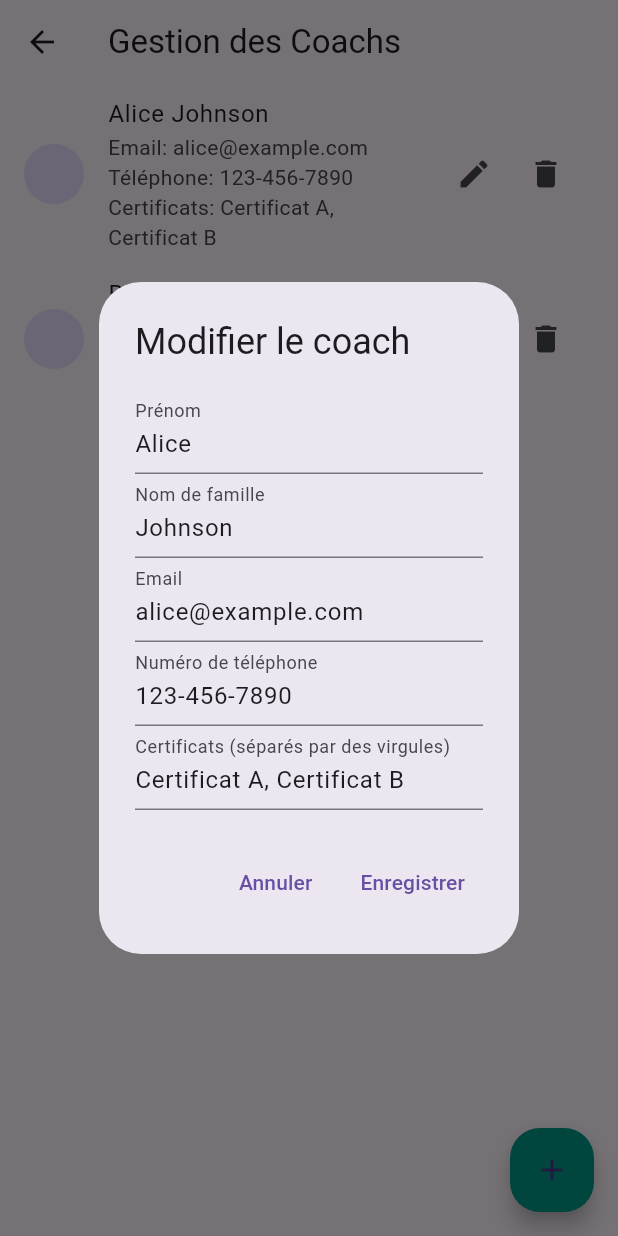
After one commit to sassank/admin_gocoach, a Flutter app: the CoachesPage screen opened directly, after a tap on the "edit" icon, on a phone screen of 412 x 824 dp. The commit adds this screen. Run offline on Flutter 3.47's test engine with Material 3 defaults, Android fonts, the phone set to English and light mode, and no system bars; our stand-ins replace firebase_core, firebase_messaging, open_file, syncfusion_flutter_calendar, syncfusion_flutter_charts; accounts and stored records are empty.

Commit message:
coaches config

```diff
--- /dev/null
+++ b/lib/models/coach_model.dart
@@ -0,0 +1,18 @@
+// lib/models/coach_model.dart
+class Coach {
+  String firstName;
+  String lastName;
+  String email;
+  String phoneNumber;
+  String profilePicture;
+  List<String> certificates;
+
+  Coach({
+    required this.firstName,
+    required this.lastName,
+    required this.email,
+    required this.phoneNumber,
+    required this.profilePicture,
+    required this.certificates,
+  });
+}
--- /dev/null
+++ b/lib/pages/coaches_page.dart
@@ -0,0 +1,205 @@
+// lib/pages/coaches_page.dart
+import 'package:flutter/material.dart';
+import '../models/coach_model.dart';
+
+class CoachesPage extends StatefulWidget {
+  const CoachesPage({super.key});
+
+  @override
+  CoachesPageState createState() => CoachesPageState();
+}
+
+class CoachesPageState extends State<CoachesPage> {
+  List<Coach> coaches = [
+    Coach(
+      firstName: 'Alice',
+      lastName: 'Johnson',
+      email: 'alice@example.com',
+      phoneNumber: '123-456-7890',
+      profilePicture: 'assets/images/profile1.png',
+      certificates: ['Certificat A', 'Certificat B'],
+    ),
+    Coach(
+      firstName: 'Bob',
+      lastName: 'Smith',
+      email: 'bob@example.com',
+      phoneNumber: '987-654-3210',
+      profilePicture: 'assets/images/profile2.png',
+      certificates: ['Certificat C'],
+    ),
+  ];
+
+  void _addCoach() {
+    setState(() {
+      coaches.add(Coach(
+        firstName: 'New',
+        lastName: 'Coach',
+        email: '',
+        phoneNumber: '',
+        profilePicture: '',
+        certificates: [],
+      ));
+    });
+  }
+
+  void _editCoach(int index, Coach updatedCoach) {
+    setState(() {
+      coaches[index] = updatedCoach;
+    });
+  }
+
+  void _deleteCoach(int index) {
+    showDialog(
+      context: context,
+      builder: (context) => AlertDialog(
+        title: const Text('Confirmer la suppression'),
+        content: const Text('Êtes-vous sûr de vouloir supprimer ce coach ?'),
+        actions: [
+          TextButton(
+            onPressed: () => Navigator.of(context).pop(),
+            child: const Text('Annuler'),
+          ),
+          TextButton(
+            onPressed: () {
+              setState(() {
+                coaches.removeAt(index);
+              });
+              Navigator.of(context).pop();
+            },
+            child: const Text('Supprimer'),
+          ),
+        ],
+      ),
+    );
+  }
+
+  void _showEditDialog(BuildContext context, Coach coach, int index) {
+    final firstNameController = TextEditingController(text: coach.firstName);
+    final lastNameController = TextEditingController(text: coach.lastName);
+    final emailController = TextEditingController(text: coach.email);
+    final phoneNumberController = TextEditingController(text: coach.phoneNumber);
+    final certificatesController = TextEditingController(text: coach.certificates.join(', '));
+
+    showDialog(
+      context: context,
+      builder: (context) {
+        return AlertDialog(
+          title: const Text('Modifier le coach'),
+          content: Column(
+            mainAxisSize: MainAxisSize.min,
+            children: [
+              TextField(
+                controller: firstNameController,
+                decoration: const InputDecoration(labelText: 'Prénom'),
+              ),
+              TextField(
+                controller: lastNameController,
+                decoration: const InputDecoration(labelText: 'Nom de famille'),
+              ),
+              TextField(
+                controller: emailController,
+                decoration: const InputDecoration(labelText: 'Email'),
+              ),
+              TextField(
+                controller: phoneNumberController,
+                decoration: const InputDecoration(labelText: 'Numéro de téléphone'),
+              ),
+              TextField(
+                controller: certificatesController,
+                decoration: const InputDecoration(labelText: 'Certificats (séparés par des virgules)'),
+              ),
+            ],
+          ),
+          actions: [
+            TextButton(
+              onPressed: () {
+                Navigator.of(context).pop();
+              },
+              child: const Text('Annuler'),
+            ),
+            TextButton(
+              onPressed: () {
+                if (firstNameController.text.isEmpty ||
+                    lastNameController.text.isEmpty ||
+                    emailController.text.isEmpty ||
+                    phoneNumberController.text.isEmpty) {
+                  ScaffoldMessenger.of(context).showSnackBar(
+                    const SnackBar(content: Text('Veuillez remplir tous les champs')),
+                  );
+                  return;
+                }
+                _editCoach(
+                  index,
+                  Coach(
+                    firstName: firstNameController.text,
+                    lastName: lastNameController.text,
+                    email: emailController.text,
+                    phoneNumber: phoneNumberController.text,
+                    profilePicture: coach.profilePicture,
+                    certificates: certificatesController.text.split(',').map((s) => s.trim()).toList(),
+                  ),
+                );
+                Navigator.of(context).pop();
+              },
+              child: const Text('Enregistrer'),
+            ),
+          ],
+        );
+      },
+    );
+  }
+
+  @override
+  Widget build(BuildContext context) {
+    return Scaffold(
+      appBar: AppBar(
+        title: const Text('Gestion des Coachs'),
+      ),
+      body: ListView.builder(
+        itemCount: coaches.length,
+        itemBuilder: (context, index) {
+          return ListTile(
+            leading: CircleAvatar(
+              backgroundImage: AssetImage(coaches[index].profilePicture),
+            ),
+            title: Text('${coaches[index].firstName} ${coaches[index].lastName}'),
+            subtitle: Column(
+              crossAxisAlignment: CrossAxisAlignment.start,
+              children: [
+                Text('Email: ${coaches[index].email}'),
+                Text('Téléphone: ${coaches[index].phoneNumber}'),
+                Text('Certificats: ${coaches[index].certificates.join(', ')}'),
+              ],
+            ),
+            trailing: Row(
+              mainAxisSize: MainAxisSize.min,
+              children: [
+                IconButton(
+                  icon: const Icon(Icons.edit),
+                  onPressed: () {
+                    _showEditDialog(context, coaches[index], index);
+                  },
+                ),
+                IconButton(
+                  icon: const Icon(Icons.delete),
+                  onPressed: () {
+                    _deleteCoach(index);
+                  },
+                ),
+              ],
+            ),
+          );
+        },
+      ),
+      floatingActionButton: FloatingActionButton(
+        heroTag: 'coachesPageFab',
+        onPressed: _addCoach,
+        backgroundColor: Colors.teal,
+        shape: const RoundedRectangleBorder(
+          borderRadius: BorderRadius.all(Radius.circular(20.0)),
+        ),
+        child: const Icon(Icons.add),
+      ),
+    );
+  }
+}
```
Also changed, not shown: lib/pages/dashboard_page.dart (+8 -2 lines).
